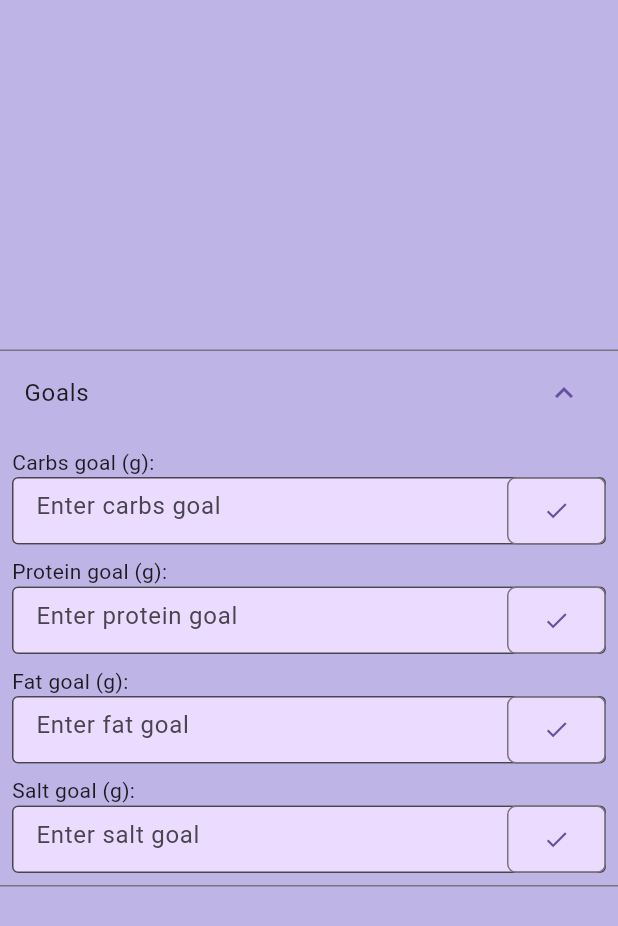
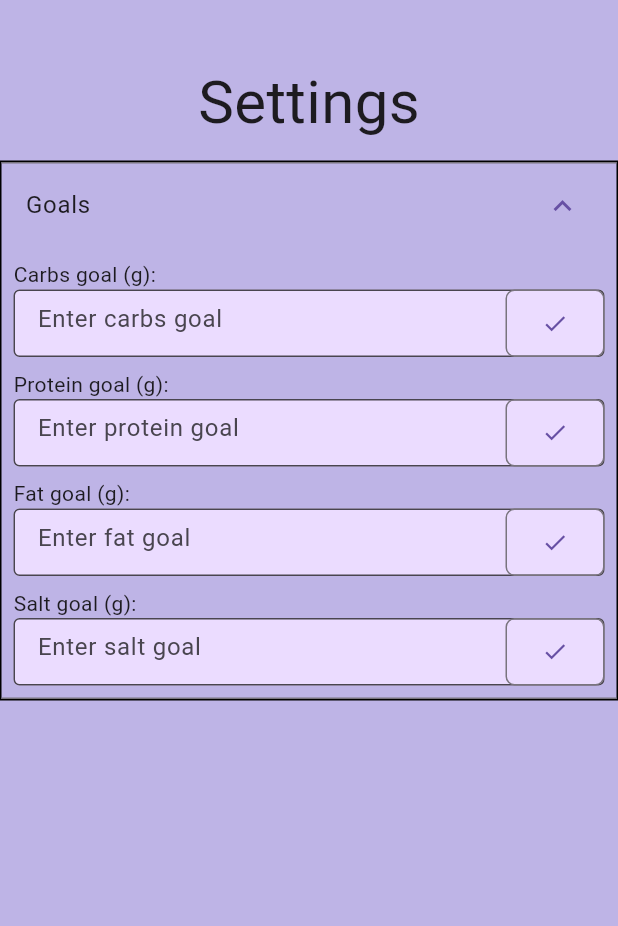
Before and after one commit to twopacks91/CrossPlatform, a Flutter app: the SettingsPage screen opened directly, after a tap on "Goals", on a phone screen of 412 x 824 dp. Shown: the top 926 px of the screen. Run offline on Flutter 3.47's test engine with Material 3 defaults, Android fonts, the light colour scheme and no system bars; our stand-ins replace cloud_firestore, convex_bottom_bar, firebase_core; missing offline and left inert: dart:ffi; accounts and stored records are empty.

Commit message:
Clean up of settingpage.dart

```diff
--- a/foodfacts/lib/BottomBarWidgets/SettingsPage.dart
+++ b/foodfacts/lib/BottomBarWidgets/SettingsPage.dart
@@ -85,15 +85,13 @@ class _SettingsPageState extends State<SettingsPage>
     getGoals();
   }
 
-  @override
-  Widget build(BuildContext context)
+  Widget goalsTab()
   {
-    return Scaffold(
-      backgroundColor: Theme.of(context).canvasColor,
-      body: Column(
-        mainAxisAlignment: MainAxisAlignment.center,
-        children: [
-          ExpansionTile(
+    return Container(
+            decoration: BoxDecoration(
+              border: Border.all(),
+            ),
+            child: ExpansionTile(
               childrenPadding: EdgeInsets.all(8),
               title: Text("Goals"),
               children: [
@@ -215,8 +213,22 @@ class _SettingsPageState extends State<SettingsPage>
                   ],
                 )
               ],
+            )
+          );
+  }
 
-          )
+  @override
+  Widget build(BuildContext context)
+  {
+    return Scaffold(
+      backgroundColor: Theme.of(context).canvasColor,
+      body: Column(
+        mainAxisAlignment: MainAxisAlignment.start,
+        children: [
+          SizedBox(height: 40),
+          Text("Settings",style: TextStyle(fontSize: 40),),
+          SizedBox(height: 10),
+          goalsTab()
         ],
       )
     );
--- a/foodfacts/lib/main.dart
+++ b/foodfacts/lib/main.dart
@@ -69,6 +69,8 @@ class _BottomBarNavState extends State<BottomNavBar> {
   final Color _backgroundColour = const Color.fromARGB(192, 235, 221, 255);
 
 
+
+
   @override
   Widget build(BuildContext context) {
     return Scaffold(
```
Lines whose indentation alone changed are shown as unchanged.
